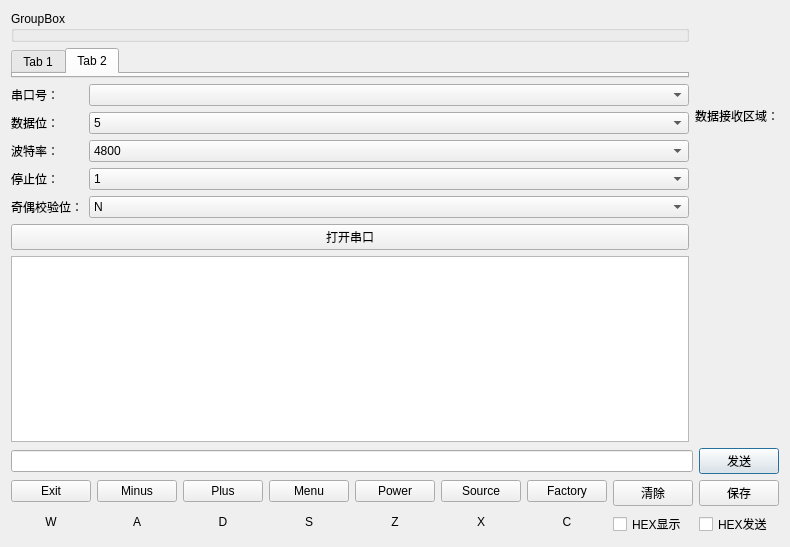
The window that mainboard.ui (HeartbreakSurvivor/AutoTestTool) describes before a commit, drawn with Qt 5.
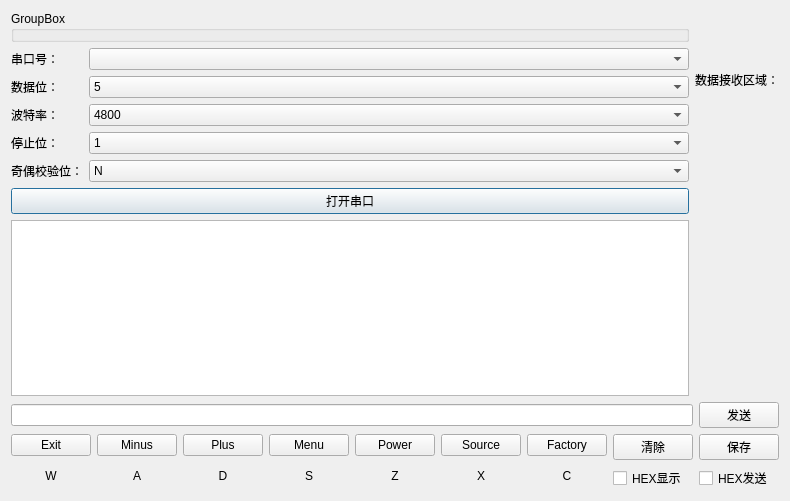
The same window after the commit.

Commit message: change new way to implement the serial and add new class KeyMsg

What changed in the file:
```diff
--- a/mainboard.ui
+++ b/mainboard.ui
@@ -7,219 +7,34 @@
     <x>0</x>
     <y>0</y>
     <width>763</width>
-    <height>547</height>
+    <height>501</height>
    </rect>
   </property>
   <property name="windowTitle">
    <string>Dialog</string>
   </property>
   <layout class="QGridLayout" name="gridLayout">
-   <item row="6" column="0" colspan="2">
-    <layout class="QVBoxLayout" name="verticalLayout_10">
-     <item>
-      <layout class="QHBoxLayout" name="horizontalLayout_2">
-       <item>
-        <widget class="QLineEdit" name="DataToSend"/>
-       </item>
-       <item>
-        <widget class="QPushButton" name="SendDataButton">
-         <property name="text">
-          <string>发送</string>
-         </property>
-        </widget>
-       </item>
-      </layout>
-     </item>
-     <item>
-      <layout class="QHBoxLayout" name="horizontalLayout">
-       <item>
-        <layout class="QVBoxLayout" name="verticalLayout">
-         <item>
-          <widget class="QPushButton" name="ExitButton">
-           <property name="text">
-            <string>Exit</string>
-           </property>
-          </widget>
-         </item>
-         <item>
-          <widget class="QLabel" name="KeyIndicatorA">
-           <property name="text">
-            <string>W</string>
-           </property>
-           <property name="alignment">
-            <set>Qt::AlignCenter</set>
-           </property>
-          </widget>
-         </item>
-        </layout>
-       </item>
-       <item>
-        <layout class="QVBoxLayout" name="verticalLayout_2">
-         <item>
-          <widget class="QPushButton" name="MinusButton">
-           <property name="text">
-            <string>Minus</string>
-           </property>
-          </widget>
-         </item>
-         <item>
-          <widget class="QLabel" name="KeyIndicatorB">
-           <property name="text">
-            <string>A</string>
-           </property>
-           <property name="alignment">
-            <set>Qt::AlignCenter</set>
-           </property>
-          </widget>
-         </item>
-        </layout>
-       </item>
-       <item>
-        <layout class="QVBoxLayout" name="verticalLayout_3">
-         <item>
-          <widget class="QPushButton" name="PlusButton">
-           <property name="text">
-            <string>Plus</string>
-           </property>
-          </widget>
-         </item>
-         <item>
-          <widget class="QLabel" name="KeyIndicatorC">
-           <property name="text">
-            <string>D</string>
-           </property>
-           <property name="alignment">
-            <set>Qt::AlignCenter</set>
-           </property>
-          </widget>
-         </item>
-        </layout>
-       </item>
-       <item>
-        <layout class="QVBoxLayout" name="verticalLayout_4">
-         <item>
-          <widget class="QPushButton" name="MenuButton">
-           <property name="text">
-            <string>Menu</string>
-           </property>
-          </widget>
-         </item>
-         <item>
-          <widget class="QLabel" name="KeyIndicatorD">
-           <property name="text">
-            <string>S</string>
-           </property>
-           <property name="alignment">
-            <set>Qt::AlignCenter</set>
-           </property>
-          </widget>
-         </item>
-        </layout>
-       </item>
-       <item>
-        <layout class="QVBoxLayout" name="verticalLayout_5">
-         <item>
-          <widget class="QPushButton" name="PowerButton">
-           <property name="text">
-            <string>Power</string>
-           </property>
-          </widget>
-         </item>
-         <item>
-          <widget class="QLabel" name="KeyIndicatorE">
-           <property name="text">
-            <string>Z</string>
-           </property>
-           <property name="alignment">
-            <set>Qt::AlignCenter</set>
-           </property>
-          </widget>
-         </item>
-        </layout>
-       </item>
-       <item>
-        <layout class="QVBoxLayout" name="verticalLayout_6">
-         <item>
-          <widget class="QPushButton" name="SourceButton">
-           <property name="text">
-            <string>Source</string>
-           </property>
-          </widget>
-         </item>
-         <item>
-          <widget class="QLabel" name="KeyIndicatorF">
-           <property name="text">
-            <string>X</string>
-           </property>
-           <property name="alignment">
-            <set>Qt::AlignCenter</set>
-           </property>
-          </widget>
-         </item>
-        </layout>
-       </item>
-       <item>
-        <layout class="QVBoxLayout" name="verticalLayout_7">
-         <item>
-          <widget class="QPushButton" name="FactoryButton">
-           <property name="text">
-            <string>Factory</string>
-           </property>
-          </widget>
-         </item>
-         <item>
-          <widget class="QLabel" name="KeyIndicatorG">
-           <property name="text">
-            <string>C</string>
-           </property>
-           <property name="alignment">
-            <set>Qt::AlignCenter</set>
-           </property>
-          </widget>
-         </item>
-        </layout>
-       </item>
-       <item>
-        <layout class="QVBoxLayout" name="verticalLayout_8">
-         <item>
-          <widget class="QPushButton" name="ClearDataButton">
-           <property name="text">
-            <string>清除</string>
-           </property>
-          </widget>
-         </item>
-         <item>
-          <widget class="QCheckBox" name="HexDisCheckbox">
-           <property name="text">
-            <string>HEX显示</string>
-           </property>
-          </widget>
-         </item>
-        </layout>
-       </item>
-       <item>
-        <layout class="QVBoxLayout" name="verticalLayout_9">
-         <item>
-          <widget class="QPushButton" name="SaveDataButton">
-           <property name="text">
-            <string>保存</string>
-           </property>
-          </widget>
-         </item>
-         <item>
-          <widget class="QCheckBox" name="HexSendcheckBox_2">
-           <property name="text">
-            <string>HEX发送</string>
-           </property>
-          </widget>
-         </item>
-        </layout>
-       </item>
-      </layout>
-     </item>
-    </layout>
+   <item row="1" column="1">
+    <widget class="QLabel" name="DataReceiveArea">
+     <property name="text">
+      <string>数据接收区域：</string>
+     </property>
+     <property name="buddy">
+      <cstring>textEdit</cstring>
+     </property>
+    </widget>
    </item>
-   <item row="2" column="0" rowspan="2">
+   <item row="3" column="0">
+    <widget class="QPushButton" name="SwitchButton">
+     <property name="text">
+      <string>打开串口</string>
+     </property>
+    </widget>
+   </item>
+   <item row="4" column="0">
+    <widget class="QTextEdit" name="textEdit"/>
+   </item>
+   <item row="1" column="0" rowspan="2">
     <layout class="QFormLayout" name="formLayout">
      <property name="fieldGrowthPolicy">
       <enum>QFormLayout::AllNonFixedFieldsGrow</enum>
@@ -380,43 +195,6 @@
      </item>
     </layout>
    </item>
-   <item row="1" column="0">
-    <widget class="QTabWidget" name="tabWidget">
-     <property name="currentIndex">
-      <number>1</number>
-     </property>
-     <widget class="QWidget" name="tab">
-      <attribute name="title">
-       <string>Tab 1</string>
-      </attribute>
-     </widget>
-     <widget class="QWidget" name="tab_2">
-      <attribute name="title">
-       <string>Tab 2</string>
-      </attribute>
-     </widget>
-    </widget>
-   </item>
-   <item row="2" column="1">
-    <widget class="QLabel" name="DataReceiveArea">
-     <property name="text">
-      <string>数据接收区域：</string>
-     </property>
-     <property name="buddy">
-      <cstring>textEdit</cstring>
-     </property>
-    </widget>
-   </item>
-   <item row="4" column="0">
-    <widget class="QPushButton" name="SwitchButton">
-     <property name="text">
-      <string>打开串口</string>
-     </property>
-    </widget>
-   </item>
-   <item row="5" column="0">
-    <widget class="QTextEdit" name="textEdit"/>
-   </item>
    <item row="0" column="0">
     <widget class="QGroupBox" name="groupBox">
      <property name="title">
@@ -424,6 +202,211 @@
      </property>
     </widget>
    </item>
+   <item row="5" column="0" colspan="2">
+    <layout class="QVBoxLayout" name="verticalLayout_10">
+     <item>
+      <layout class="QHBoxLayout" name="horizontalLayout_2">
+       <item>
+        <widget class="QLineEdit" name="DataToSend"/>
+       </item>
+       <item>
+        <widget class="QPushButton" name="SendDataButton">
+         <property name="text">
+          <string>发送</string>
+         </property>
+        </widget>
+       </item>
+      </layout>
+     </item>
+     <item>
+      <layout class="QHBoxLayout" name="horizontalLayout">
+       <item>
+        <layout class="QVBoxLayout" name="verticalLayout">
+         <item>
+          <widget class="QPushButton" name="ExitButton">
+           <property name="text">
+            <string>Exit</string>
+           </property>
+          </widget>
+         </item>
+         <item>
+          <widget class="QLabel" name="KeyIndicatorA">
+           <property name="text">
+            <string>W</string>
+           </property>
+           <property name="alignment">
+            <set>Qt::AlignCenter</set>
+           </property>
+          </widget>
+         </item>
+        </layout>
+       </item>
+       <item>
+        <layout class="QVBoxLayout" name="verticalLayout_2">
+         <item>
+          <widget class="QPushButton" name="MinusButton">
+           <property name="text">
+            <string>Minus</string>
+           </property>
+          </widget>
+         </item>
+         <item>
+          <widget class="QLabel" name="KeyIndicatorB">
+           <property name="text">
+            <string>A</string>
+           </property>
+           <property name="alignment">
+            <set>Qt::AlignCenter</set>
+           </property>
+          </widget>
+         </item>
+        </layout>
+       </item>
+       <item>
+        <layout class="QVBoxLayout" name="verticalLayout_3">
+         <item>
+          <widget class="QPushButton" name="PlusButton">
+           <property name="text">
+            <string>Plus</string>
+           </property>
+          </widget>
+         </item>
+         <item>
+          <widget class="QLabel" name="KeyIndicatorC">
+           <property name="text">
+            <string>D</string>
+           </property>
+           <property name="alignment">
+            <set>Qt::AlignCenter</set>
+           </property>
+          </widget>
+         </item>
+        </layout>
+       </item>
+       <item>
+        <layout class="QVBoxLayout" name="verticalLayout_4">
+         <item>
+          <widget class="QPushButton" name="MenuButton">
+           <property name="text">
+            <string>Menu</string>
+           </property>
+          </widget>
+         </item>
+         <item>
+          <widget class="QLabel" name="KeyIndicatorD">
+           <property name="text">
+            <string>S</string>
+           </property>
+           <property name="alignment">
+            <set>Qt::AlignCenter</set>
+           </property>
+          </widget>
+         </item>
+        </layout>
+       </item>
+       <item>
+        <layout class="QVBoxLayout" name="verticalLayout_5">
+         <item>
+          <widget class="QPushButton" name="PowerButton">
+           <property name="text">
+            <string>Power</string>
+           </property>
+          </widget>
+         </item>
+         <item>
+          <widget class="QLabel" name="KeyIndicatorE">
+           <property name="text">
+            <string>Z</string>
+           </property>
+           <property name="alignment">
+            <set>Qt::AlignCenter</set>
+           </property>
+          </widget>
+         </item>
+        </layout>
+       </item>
+       <item>
+        <layout class="QVBoxLayout" name="verticalLayout_6">
+         <item>
+          <widget class="QPushButton" name="SourceButton">
+           <property name="text">
+            <string>Source</string>
+           </property>
+          </widget>
+         </item>
+         <item>
+          <widget class="QLabel" name="KeyIndicatorF">
+           <property name="text">
+            <string>X</string>
+           </property>
+           <property name="alignment">
+            <set>Qt::AlignCenter</set>
+           </property>
+          </widget>
+         </item>
+        </layout>
+       </item>
+       <item>
+        <layout class="QVBoxLayout" name="verticalLayout_7">
+         <item>
+          <widget class="QPushButton" name="FactoryButton">
+           <property name="text">
+            <string>Factory</string>
+           </property>
+          </widget>
+         </item>
+         <item>
+          <widget class="QLabel" name="KeyIndicatorG">
+           <property name="text">
+            <string>C</string>
+           </property>
+           <property name="alignment">
+            <set>Qt::AlignCenter</set>
+           </property>
+          </widget>
+         </item>
+        </layout>
+       </item>
+       <item>
+        <layout class="QVBoxLayout" name="verticalLayout_8">
+         <item>
+          <widget class="QPushButton" name="ClearDataButton">
+           <property name="text">
+            <string>清除</string>
+           </property>
+          </widget>
+         </item>
+         <item>
+          <widget class="QCheckBox" name="HexDisCheckbox">
+           <property name="text">
+            <string>HEX显示</string>
+           </property>
+          </widget>
+         </item>
+        </layout>
+       </item>
+       <item>
+        <layout class="QVBoxLayout" name="verticalLayout_9">
+         <item>
+          <widget class="QPushButton" name="SaveDataButton">
+           <property name="text">
+            <string>保存</string>
+           </property>
+          </widget>
+         </item>
+         <item>
+          <widget class="QCheckBox" name="HexSendcheckBox_2">
+           <property name="text">
+            <string>HEX发送</string>
+           </property>
+          </widget>
+         </item>
+        </layout>
+       </item>
+      </layout>
+     </item>
+    </layout>
+   </item>
   </layout>
   <zorder>textEdit</zorder>
   <zorder>layoutWidget</zorder>
```
Left out of the diff: 23 changed lines with no effect on the pictures. The commit also changes 6 other files.
